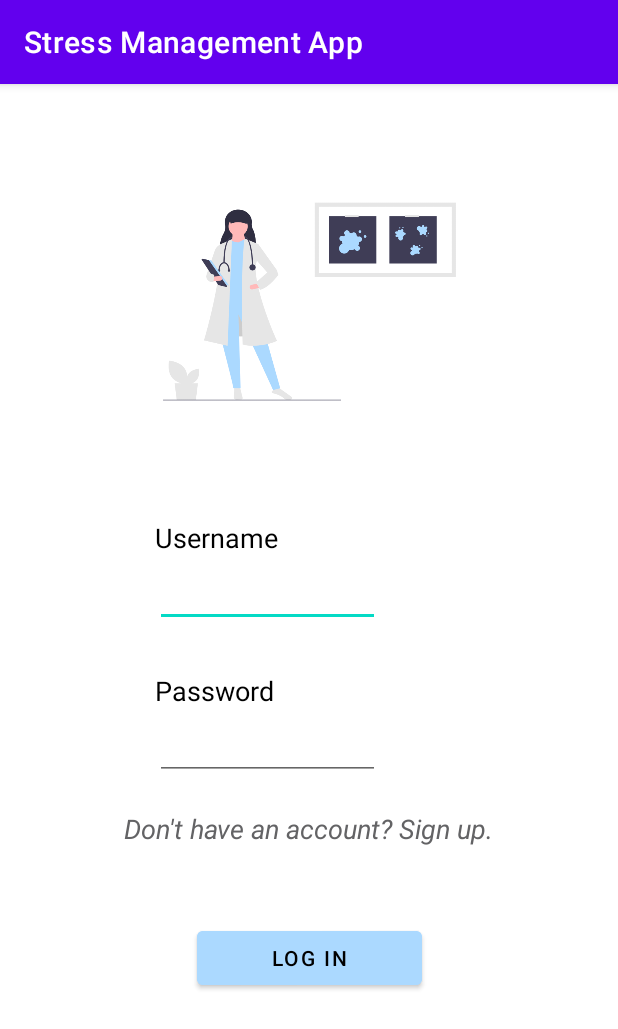
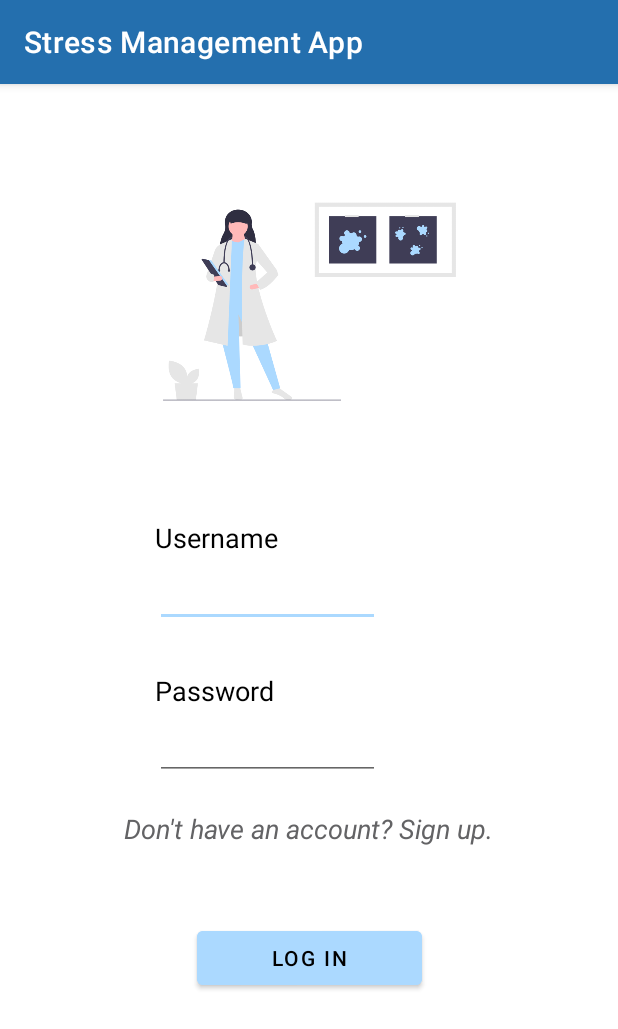
Before and after one commit to RheaAdh/Destress, an Android app: the screen it shows after launch (LoginActivity), on a phone screen of 412 x 824 dp. Shown: the top 1029 px of the screen. Run offline under Robolectric (Android 15) with nearby library versions, the phone set to English and light mode, and no system bars.

Commit message:
Theme set for app bar

```diff
--- a/app/src/main/res/values/themes.xml
+++ b/app/src/main/res/values/themes.xml
@@ -2,15 +2,15 @@
     <!-- Base application theme. -->
     <style name="Theme.StressManagementApp" parent="Theme.MaterialComponents.DayNight.DarkActionBar">
         <!-- Primary brand color. -->
-        <item name="colorPrimary">@color/purple_500</item>
-        <item name="colorPrimaryVariant">@color/purple_700</item>
-        <item name="colorOnPrimary">@color/white</item>
+        <item name="colorPrimary">#246FAE</item>
+        <item name="colorPrimaryVariant">#C3F8FF</item>
+        <item name="colorOnPrimary">@color/black</item>
         <!-- Secondary brand color. -->
-        <item name="colorSecondary">@color/teal_200</item>
-        <item name="colorSecondaryVariant">@color/teal_700</item>
+        <item name="colorSecondary">#ABD9FF</item>
+        <item name="colorSecondaryVariant">#ABD9FF</item>
         <item name="colorOnSecondary">@color/black</item>
         <!-- Status bar color. -->
-        <item name="android:statusBarColor" tools:targetApi="l">?attr/colorPrimaryVariant</item>
+        <item name="android:statusBarColor" tools:targetApi="l">#246FAE</item>
         <!-- Customize your theme here. -->
     </style>
 </resources>
```
